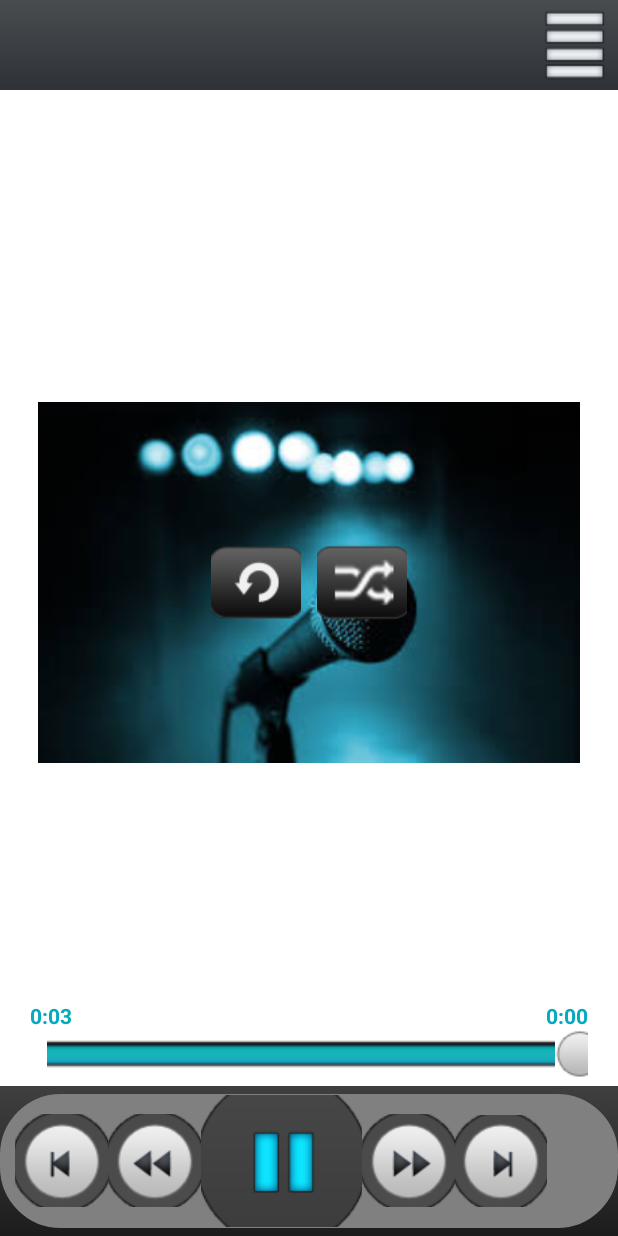
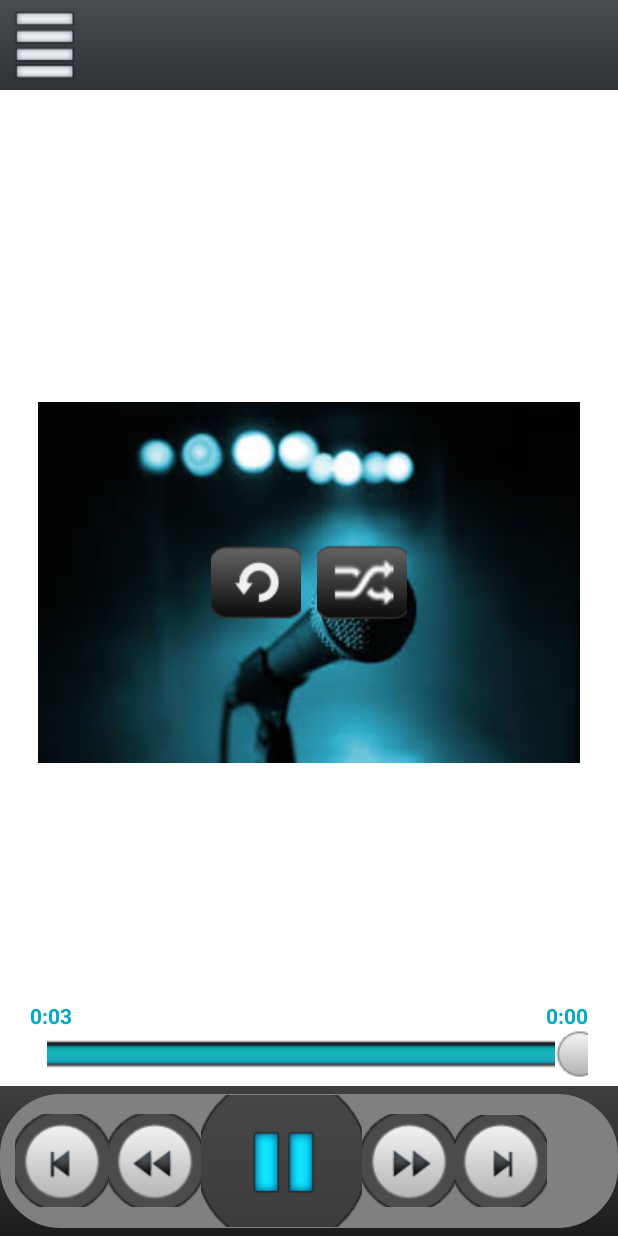
Before and after one commit to babathurpe/Android-Music-Player, an Android app: the screen it shows after launch (MusicPlayer_Activity), on a phone screen of 412 x 824 dp. Run offline under Robolectric (Android 15) with nearby library versions, the phone set to English and light mode, and no system bars; 6 statements that could not run were skipped.

Commit message:
kommiti ikeji

```diff
--- a/app/src/main/res/layout/player.xml
+++ b/app/src/main/res/layout/player.xml
@@ -15,6 +15,13 @@
         android:paddingRight="5dp">
 
         <!-- Song Title -->
+        <ImageButton
+            android:id="@+id/btnPlaylist"
+            android:layout_width="wrap_content"
+            android:layout_height="match_parent"
+            android:src="@drawable/btn_playlist"
+            android:background="@null"/>
+
         <TextView
             android:id="@+id/songTitle"
             android:layout_width="wrap_content"
@@ -28,12 +35,6 @@
             android:layout_marginTop="10dp"/>"
 
         <!-- Playlist button -->
-        <ImageButton
-            android:id="@+id/btnPlaylist"
-            android:layout_width="wrap_content"
-            android:layout_height="match_parent"
-            android:src="@drawable/btn_playlist"
-            android:background="@null"/>
 
     </LinearLayout>
 
@@ -166,6 +167,7 @@
         android:layout_marginTop="20dp"
         android:layout_marginBottom="250dp">
         <!-- Repeat Button -->
+
         <ImageButton
             android:id="@+id/btnRepeat"
             android:layout_width="60dp"
```
